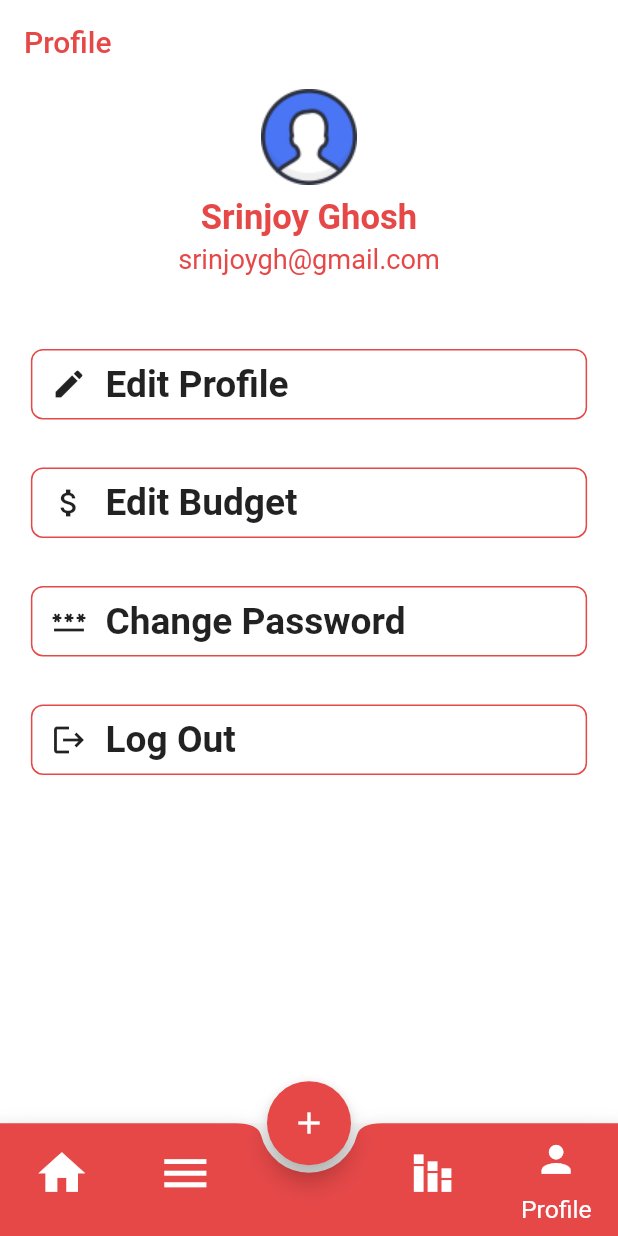
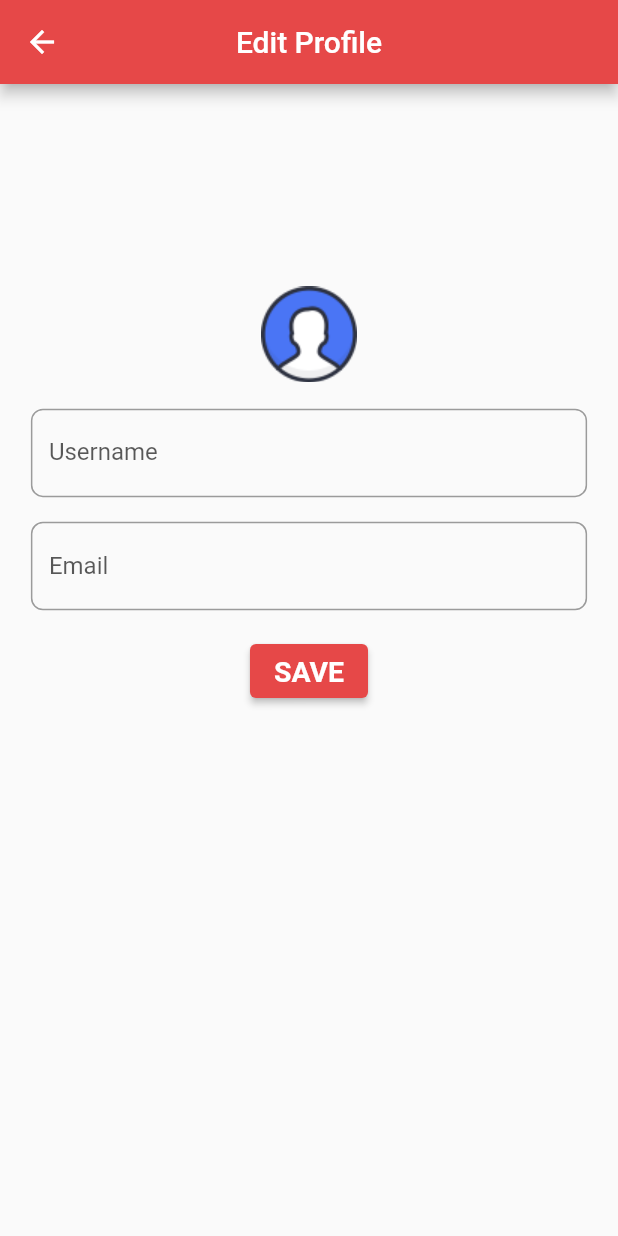
Before and after one commit to srinjoyghosh-bot/budget_app, a Flutter app: the MainScreen screen opened directly, item 4 of the bottom bar chosen, after a tap on "Edit Profile", on a phone screen of 412 x 824 dp. Run offline on Flutter 3.47's test engine with Material 2 defaults, Android fonts, the phone set to English and light mode, and no system bars; our stand-ins replace calendar_timeline, dio, get_it, motion_toast, percent_indicator, shared_preferences and 1 more; accounts and stored records are empty; network calls fail.

Commit message:
add edit profile screen and integrate edit profile api

```diff
--- a/lib/router.dart
+++ b/lib/router.dart
@@ -1,6 +1,7 @@
 import 'package:budget_app/views/add_transaction_screen.dart';
 import 'package:budget_app/views/change_password_screen.dart';
 import 'package:budget_app/views/edit_budget_screen.dart';
+import 'package:budget_app/views/edit_profile_screen.dart';
 import 'package:budget_app/views/login_screen.dart';
 import 'package:budget_app/views/main_screen.dart';
 import 'package:budget_app/views/signup_screen.dart';
@@ -15,6 +16,8 @@ class AppRouter {
         return MaterialPageRoute(builder: (_) => const AddTransactionScreen());
       case EditBudgetScreen.id:
         return MaterialPageRoute(builder: (_) => const EditBudgetScreen());
+      case EditProfileScreen.id:
+        return MaterialPageRoute(builder: (_) => const EditProfileScreen());
       case ChangePasswordScreen.id:
         return MaterialPageRoute(builder: (_) => const ChangePasswordScreen());
       case LoginScreen.id:
--- /dev/null
+++ b/lib/views/edit_profile_screen.dart
@@ -0,0 +1,154 @@
+import 'package:budget_app/util/toasts.dart';
+import 'package:budget_app/view_models/main_viewmodel.dart';
+import 'package:flutter/material.dart';
+import 'package:provider/provider.dart';
+
+import '../constants/enums.dart';
+import '../size_config.dart';
+
+class EditProfileScreen extends StatefulWidget {
+  const EditProfileScreen({Key? key}) : super(key: key);
+  static const String id = '/edit-profile';
+
+  @override
+  _EditProfileScreenState createState() => _EditProfileScreenState();
+}
+
+class _EditProfileScreenState extends State<EditProfileScreen> {
+  final _key = GlobalKey<FormState>();
+  String username = '', email = '';
+  late MainViewModel _model;
+
+  submit() async {
+    FocusScope.of(context).requestFocus(FocusNode());
+    final isValid = _key.currentState?.validate();
+    if (isValid == null || !isValid) {
+      return;
+    }
+    _key.currentState?.save();
+    final result = await _model.editProfile(username, email);
+    if (result) {
+      Navigator.of(context).pop();
+      showSuccessToast('Profile Updated', context);
+    } else {
+      showErrorToast(_model.errorMessage, context);
+    }
+  }
+
+  @override
+  Widget build(BuildContext context) {
+    _model = Provider.of<MainViewModel>(context);
+    return Scaffold(
+      // backgroundColor: brandColor,
+      appBar: AppBar(
+        title: const Text('Edit Profile'),
+        centerTitle: true,
+      ),
+      body: Container(
+        width: double.infinity,
+        padding: EdgeInsets.symmetric(
+            horizontal: SizeConfig.blockSizeHorizontal * 5),
+        child: Column(
+          mainAxisSize: MainAxisSize.min,
+          crossAxisAlignment: CrossAxisAlignment.center,
+          children: [
+            const Spacer(
+              flex: 1,
+            ),
+            SizedBox(
+              height: SizeConfig.blockSizeVertical * 12,
+              child: Image.asset('assets/icons/user.png'),
+            ),
+            Form(
+                key: _key,
+                child: Column(
+                  mainAxisSize: MainAxisSize.min,
+                  children: [
+                    // const Spacer(),
+                    TextFormField(
+                      initialValue: _model.user?.name,
+                      cursorColor: Colors.black,
+                      decoration: InputDecoration(
+                        focusedBorder: OutlineInputBorder(
+                          borderSide: const BorderSide(color: Colors.black),
+                          borderRadius: BorderRadius.circular(8.0),
+                        ),
+                        labelStyle:
+                            TextStyle(color: Colors.black.withOpacity(0.65)),
+                        labelText: 'Username',
+                        border: const OutlineInputBorder(
+                          borderRadius: BorderRadius.all(
+                            Radius.circular(8),
+                          ),
+                        ),
+                      ),
+                      keyboardType: TextInputType.visiblePassword,
+                      validator: (value) {
+                        if (value == null || value.trim().isEmpty) {
+                          return 'Please enter a valid username';
+                        }
+                        return null;
+                      },
+                      onSaved: (value) {
+                        username = value!.trim();
+                      },
+                    ),
+                    SizedBox(height: SizeConfig.blockSizeVertical * 2),
+                    TextFormField(
+                      initialValue: _model.user?.email,
+                      cursorColor: Colors.black,
+                      decoration: InputDecoration(
+                        focusedBorder: OutlineInputBorder(
+                          borderSide: const BorderSide(color: Colors.black),
+                          borderRadius: BorderRadius.circular(8.0),
+                        ),
+                        labelStyle:
+                            TextStyle(color: Colors.black.withOpacity(0.65)),
+                        labelText: 'Email',
+                        border: const OutlineInputBorder(
+                          borderRadius: BorderRadius.all(
+                            Radius.circular(8),
+                          ),
+                        ),
+                      ),
+                      keyboardType: TextInputType.visiblePassword,
+                      validator: (value) {
+                        if (value == null || value.trim().isEmpty) {
+                          return 'Please enter a valid email';
+                        }
+                        return null;
+                      },
+                      onSaved: (value) {
+                        email = value!.trim();
+                      },
+                    ),
+                    SizedBox(height: SizeConfig.blockSizeVertical * 2),
+                    ElevatedButton(
+                      onPressed: () {
+                        if (_model.state == ViewState.idle) {
+                          submit();
+                        }
+                      },
+                      child: _model.state == ViewState.idle
+                          ? Text(
+                              'SAVE',
+                              style: TextStyle(
+                                  fontWeight: FontWeight.bold,
+                                  fontSize: SizeConfig.blockSizeVertical * 2.3),
+                            )
+                          : SizedBox(
+                              height: SizeConfig.blockSizeVertical * 2.3,
+                              child: const CircularProgressIndicator(
+                                  color: Colors.white)),
+                    ),
+                  ],
+                )),
+            const Spacer(
+              flex: 3,
+            ),
+          ],
+        ),
+      ),
+    );
+  }
+}
--- a/lib/views/home_screen.dart
+++ b/lib/views/home_screen.dart
@@ -23,6 +23,7 @@ class _HomeScreenState extends State<HomeScreen> {
     _model = Provider.of<MainViewModel>(context);
     final user = _model.user;
     final transactions = _model.today;
+    final monthly = _model.monthly;
     final totalSpent = _model.total;
     return Scaffold(
       backgroundColor: brandColor,
@@ -106,10 +107,11 @@ class _HomeScreenState extends State<HomeScreen> {
       body: Column(
         children: [
           // const ExpenditureSummaryTile(),
-          (user != null && transactions != null)
+          (user != null && transactions != null && monthly != null)
               ? HomeExpenditureTile(
                   budget: _model.budget!,
-                  spent: totalSpent.toStringAsFixed(2),
+                  spent: (_model.totalSpent ?? 0).toStringAsFixed(2),
+                  transactions: monthly,
                 )
               : Shimmer.fromColors(
                   baseColor: Colors.white.withOpacity(0.4),
--- a/lib/views/profile_screen.dart
+++ b/lib/views/profile_screen.dart
@@ -1,7 +1,9 @@
 import 'package:budget_app/size_config.dart';
 import 'package:budget_app/styles.dart';
 import 'package:budget_app/view_models/auth_viewmodel.dart';
+import 'package:budget_app/view_models/main_viewmodel.dart';
 import 'package:budget_app/views/edit_budget_screen.dart';
+import 'package:budget_app/views/edit_profile_screen.dart';
 import 'package:budget_app/views/login_screen.dart';
 import 'package:budget_app/views/widgets/profile_screen_tile.dart';
 import 'package:flutter/material.dart';
@@ -19,6 +21,7 @@ class ProfileScreen extends StatefulWidget {
 class _ProfileScreenState extends State<ProfileScreen> {
   @override
   Widget build(BuildContext context) {
+    final model = Provider.of<MainViewModel>(context);
     return Scaffold(
       backgroundColor: Colors.white,
       appBar: AppBar(
@@ -36,7 +39,7 @@ class _ProfileScreenState extends State<ProfileScreen> {
           Image.asset('assets/icons/user.png'),
           SizedBox(height: SizeConfig.blockSizeVertical),
           Text(
-            'Srinjoy Ghosh',
+            model.user == null ? '' : model.user!.name,
             style: TextStyle(
                 color: brandColor,
                 fontWeight: FontWeight.bold,
@@ -44,7 +47,7 @@ class _ProfileScreenState extends State<ProfileScreen> {
           ),
           SizedBox(height: SizeConfig.blockSizeVertical * 0.5),
           Text(
-            'srinjoygh@gmail.com',
+            model.user == null ? '' : model.user!.email,
             style: TextStyle(
                 color: brandColor,
                 fontSize: SizeConfig.blockSizeVertical * 2.2,
@@ -54,7 +57,9 @@ class _ProfileScreenState extends State<ProfileScreen> {
           ProfileScreenTile(
             title: 'Edit Profile',
             icon: const Icon(Icons.edit),
-            onTap: () {},
+            onTap: () {
+              Navigator.pushNamed(context, EditProfileScreen.id);
+            },
           ),
           ProfileScreenTile(
             title: 'Edit Budget',
--- a/lib/views/widgets/home_expenditure_tile.dart
+++ b/lib/views/widgets/home_expenditure_tile.dart
@@ -1,6 +1,8 @@
+import 'package:budget_app/models/transaction.dart';
 import 'package:flutter/material.dart';
 import 'package:percent_indicator/circular_percent_indicator.dart';
 
+import '../../constants/enums.dart';
 import '../../size_config.dart';
 
 class HomeExpenditureTile extends StatelessWidget {
@@ -8,14 +10,29 @@ class HomeExpenditureTile extends StatelessWidget {
     Key? key,
     required this.spent,
     required this.budget,
+    required this.transactions,
   }) : super(key: key);
   String spent;
   String budget;
+  List<Transaction> transactions;
+
+  double getTotal() {
+    double total = 0;
+    print(transactions.length);
+    for (Transaction t in transactions) {
+      if (t.type == TransactionType.spent) {
+        total += t.amount;
+      } else {
+        total -= t.amount;
+      }
+    }
+    print(total);
+    return total;
+  }
 
   @override
   Widget build(BuildContext context) {
-    final percent =
-        (double.tryParse(spent) ?? 0) / (double.tryParse(budget) ?? 1);
+    final percent = (getTotal()) / (double.tryParse(budget) ?? 1);
     return Container(
       width: double.infinity,
       margin: const EdgeInsets.symmetric(horizontal: 10, vertical: 16),
@@ -33,7 +50,7 @@ class HomeExpenditureTile extends StatelessWidget {
               FittedBox(
                 fit: BoxFit.scaleDown,
                 child: Text(
-                  'Spent this month: Rs $spent',
+                  'Spent this month: Rs ${getTotal()}',
                   style: TextStyle(
                       fontSize: SizeConfig.blockSizeVertical * 2.5,
                       fontWeight: FontWeight.w500),
```
Also changed, not shown: lib/services/auth_service.dart (+29 -0 lines), lib/view_models/main_viewmodel.dart (+48 -0 lines).
